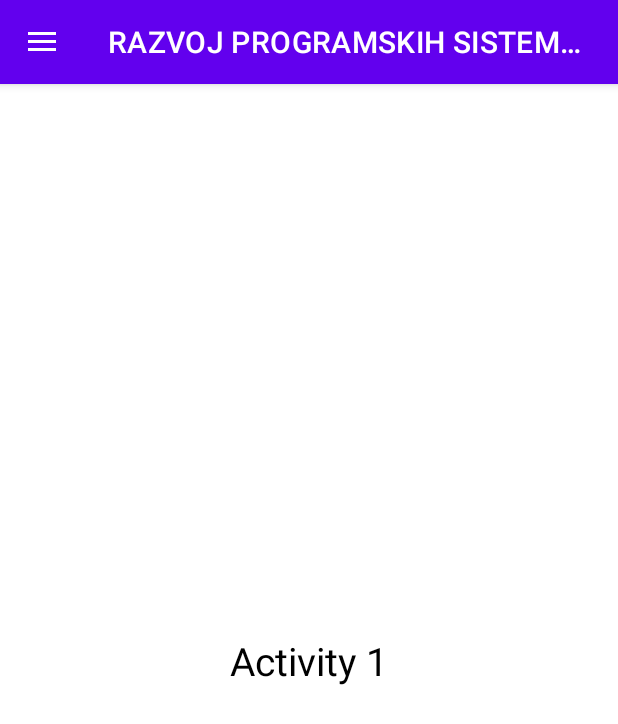
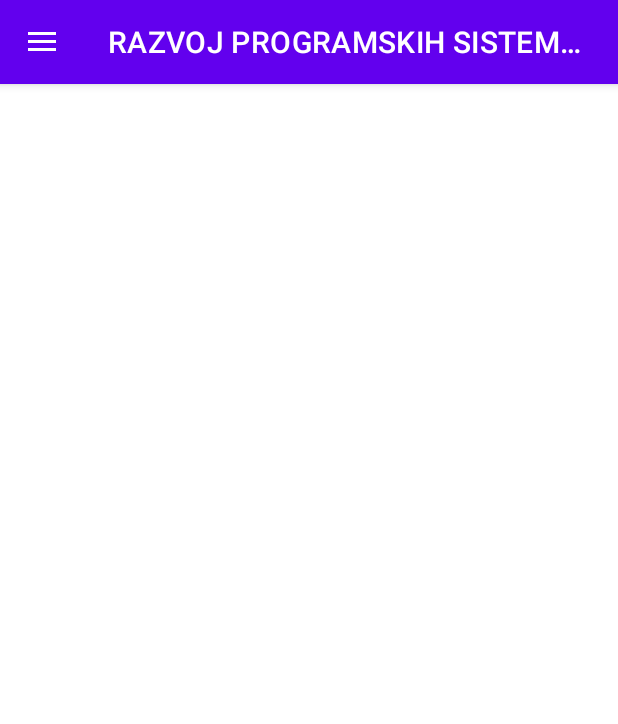
Before and after one commit to viktordenac/RAZVOJ-PROGRAMSKIH-SISTEMOV, an Android app: the screen it shows after launch (MainActivity), on a phone screen of 412 x 824 dp. Shown: the top 724 px of the screen. Run offline under Robolectric (Android 15) with nearby library versions, the phone set to English and light mode, and no system bars; our stand-ins replace navigation-ui.

Commit message:
Modified activity_main.xml for frame layout

```diff
--- a/app/src/main/res/layout/activity_main.xml
+++ b/app/src/main/res/layout/activity_main.xml
@@ -12,17 +12,10 @@
         android:layout_width="match_parent"
         android:layout_height="match_parent">
 
-        <TextView
-            android:layout_width="wrap_content"
-            android:layout_height="wrap_content"
-            android:text="Activity 1"
-            android:textSize="26dp"
-            android:textColor="@color/black"
-            app:layout_constraintBottom_toBottomOf="parent"
-            app:layout_constraintEnd_toEndOf="parent"
-            app:layout_constraintHorizontal_bias="0.5"
-            app:layout_constraintStart_toStartOf="parent"
-            app:layout_constraintTop_toTopOf="parent"/>
+        <FrameLayout
+            android:layout_width="match_parent"
+            android:layout_height="match_parent"
+            android:id="@+id/frameLayout"/>
 
     </androidx.constraintlayout.widget.ConstraintLayout>
     <com.google.android.material.navigation.NavigationView
```
